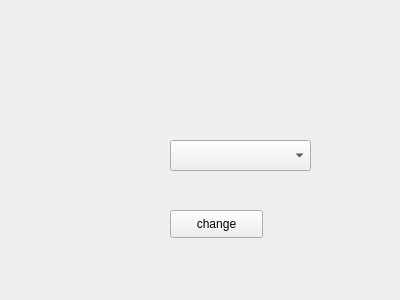
Qt form Adora/Adora/Ui/Setting/LanguageSettingWidget.ui (hash1018/Adora) before a commit.
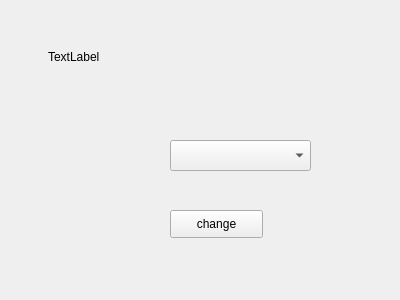
The same form after that commit.

Patch:
```diff
--- a/Adora/Adora/Ui/Setting/LanguageSettingWidget.ui
+++ b/Adora/Adora/Ui/Setting/LanguageSettingWidget.ui
@@ -36,6 +36,31 @@
     <string>change</string>
    </property>
   </widget>
+  <widget class="QLabel" name="languageLabel">
+   <property name="geometry">
+    <rect>
+     <x>48</x>
+     <y>45</y>
+     <width>150</width>
+     <height>23</height>
+    </rect>
+   </property>
+   <property name="minimumSize">
+    <size>
+     <width>150</width>
+     <height>23</height>
+    </size>
+   </property>
+   <property name="maximumSize">
+    <size>
+     <width>150</width>
+     <height>23</height>
+    </size>
+   </property>
+   <property name="text">
+    <string>TextLabel</string>
+   </property>
+  </widget>
  </widget>
  <resources/>
  <connections/>
```
